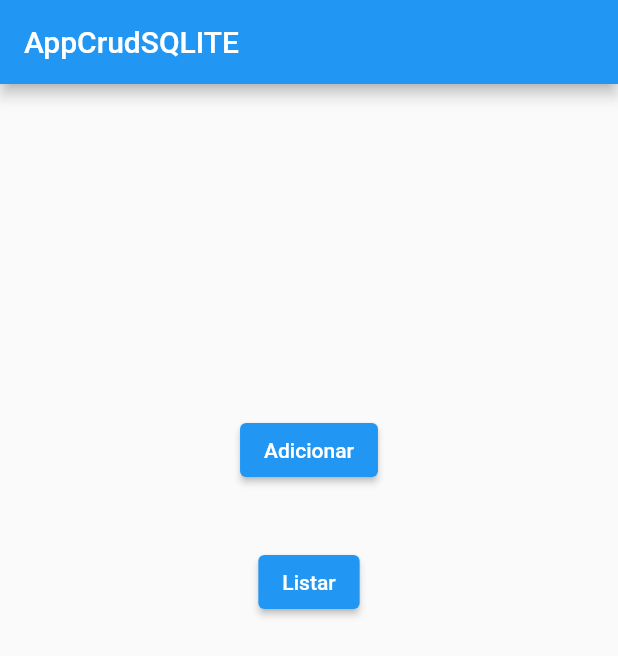
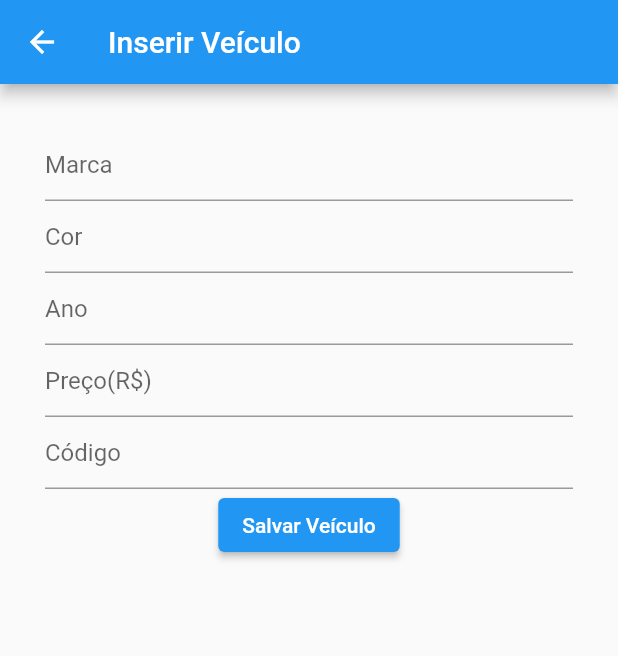
Before and after one commit to Gui-Angelo-Silva/AulaBoer, a Flutter app: the screen it shows after launch, after a tap on "Adicionar", on a phone screen of 412 x 824 dp. Shown: the top 656 px of the screen. Run offline on Flutter 3.47's test engine with Material 2 defaults, Android fonts, the phone set to English and light mode, and no system bars; our stand-ins replace sqflite; accounts and stored records are empty.

Commit message:
:sparkles: feat: Add inserir veiculo

```diff
--- a/lib/main.dart
+++ b/lib/main.dart
@@ -35,10 +35,10 @@ class _HomeState extends State<Home> {
           SizedBox(height: 200),
           ElevatedButton(
             onPressed: () {
-              //Navigator.push(context,
-                  //MaterialPageRoute(builder: (BuildContext context) {
-                //return AddBooks();
-              //}));
+              Navigator.push(context,
+                  MaterialPageRoute(builder: (BuildContext context) {
+                return Add();
+              }));
             },
             child: Text("Adicionar"),
           ),
--- a/lib/screens/add.dart
+++ b/lib/screens/add.dart
@@ -0,0 +1,96 @@
+import 'package:flutter/material.dart';
+
+import 'package:appcrudsqlite/data/dbsigom.dart';
+
+class Add extends StatefulWidget {
+  @override
+  State<StatefulWidget> createState() {
+    return _Add();
+  }
+}
+
+class _Add extends State<Add> {
+  TextEditingController marca = TextEditingController();
+  TextEditingController cor = TextEditingController();
+  TextEditingController ano = TextEditingController();
+  TextEditingController preco = TextEditingController();
+  TextEditingController roll_no = TextEditingController();
+
+  //test editing controllers for form
+
+  DbSigom mydb = DbSigom(); //mydb new object from db.dart
+
+  @override
+  void initState() {
+    mydb.open(); //initilization database
+
+    super.initState();
+  }
+
+  @override
+  Widget build(BuildContext context) {
+    return Scaffold(
+        appBar: AppBar(
+          title: Text("Inserir Veículo"),
+        ),
+        body: Container(
+          padding: EdgeInsets.all(30),
+          child: Column(
+            children: [
+              TextField(
+                controller: marca,
+                decoration: const InputDecoration(
+                  hintText: "Marca",
+                ),
+              ),
+              TextField(
+                controller: cor,
+                decoration: const InputDecoration(
+                  hintText: "Cor",
+                ),
+              ),
+              TextField(
+                controller: ano,
+                decoration: const InputDecoration(
+                  hintText: "Ano",
+                ),
+              ),
+              TextField(
+                controller: preco,
+                decoration: const InputDecoration(
+                  hintText: "Preço(R\$)",
+                ),
+              ),
+              TextField(
+                controller: roll_no,
+                decoration: const InputDecoration(
+                  hintText: "Código",
+                ),
+              ),
+              ElevatedButton(
+                  onPressed: () {
+                    mydb.db.rawInsert(
+                        "INSERT INTO carro(marca, cor, ano, preco, roll_no) VALUES (?, ?, ?, ?, ?);",
+                        [
+                          marca.text,
+                          cor.text,
+                          ano.text,
+                          preco.text,
+                          roll_no.text
+                        ]); //add student from form to database
+
+                    ScaffoldMessenger.of(context).showSnackBar(
+                        SnackBar(content: Text("Veículo Adicionado")));
+
+                    marca.text = "";
+                    cor.text = "";
+                    ano.text = "";
+                    preco.text = "";
+                    roll_no.text = "";
+                  },
+                  child: Text("Salvar Veículo")),
+            ],
+          ),
+        ));
+  }
+}
```
Also changed, not shown: 1 other file.
